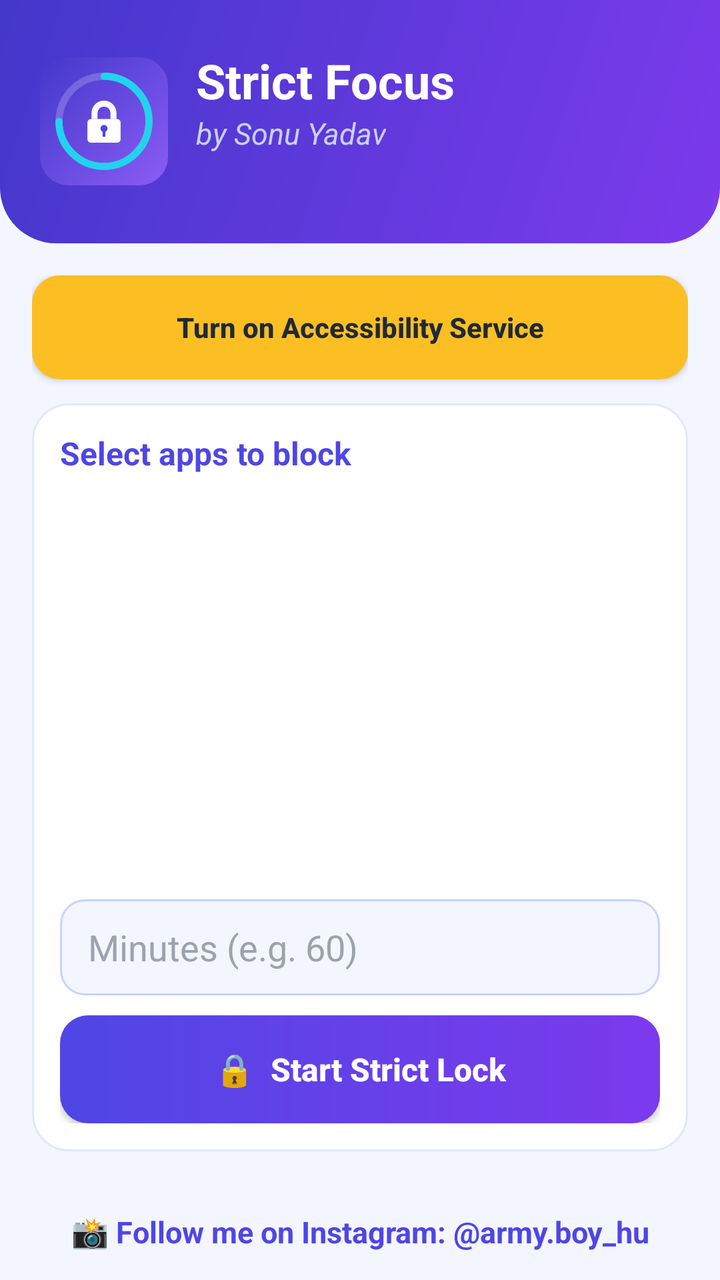
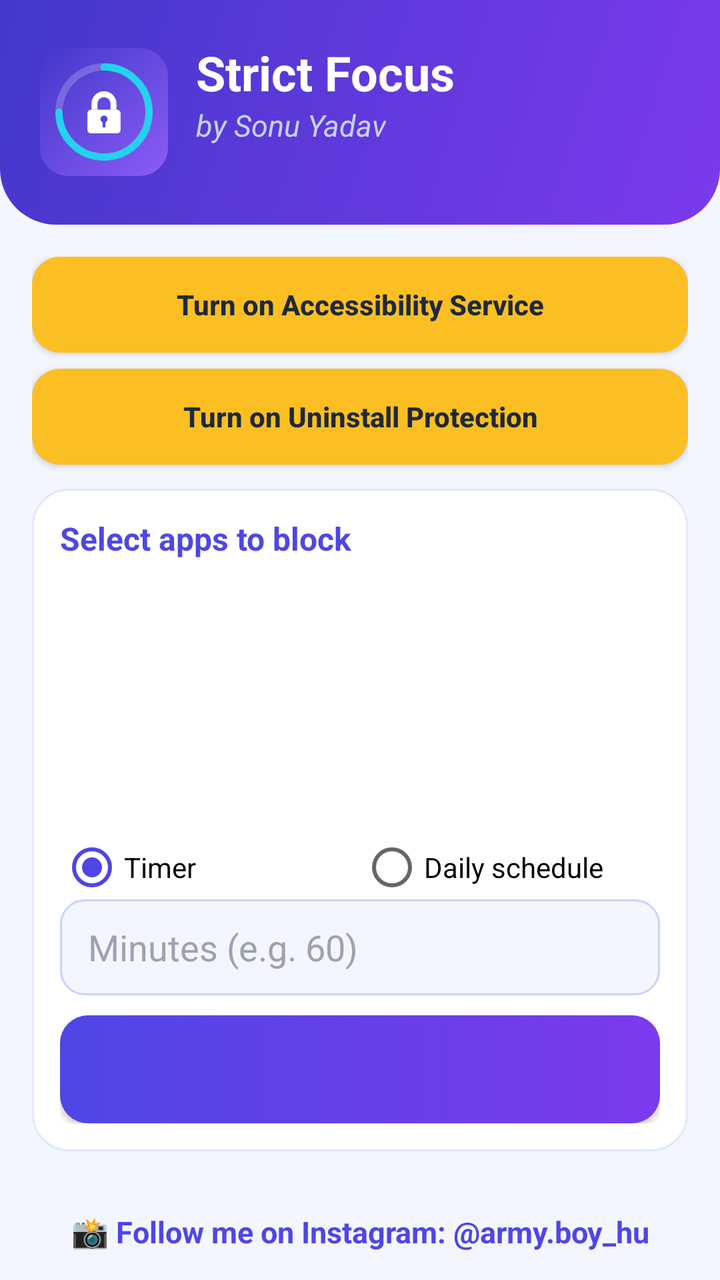

Before-and-after screenshots of an Android layout around one commit, followed by the original layout XML and the change that was made.
<!-- AndroidManifest.xml: application theme Theme.StrictFocus -->
<!-- res/layout/activity_main.xml -->
<?xml version="1.0" encoding="utf-8"?>
<LinearLayout xmlns:android="http://schemas.android.com/apk/res/android"
    android:layout_width="match_parent"
    android:layout_height="match_parent"
    android:background="@color/bg"
    android:orientation="vertical">

    
    <LinearLayout
        android:layout_width="match_parent"
        android:layout_height="wrap_content"
        android:background="@drawable/bg_header"
        android:gravity="center_vertical"
        android:orientation="horizontal"
        android:paddingStart="20dp"
        android:paddingTop="24dp"
        android:paddingEnd="20dp"
        android:paddingBottom="24dp">

        <ImageView
            android:layout_width="64dp"
            android:layout_height="64dp"
            android:contentDescription="Strict Focus logo"
            android:src="@drawable/ic_launcher" />

        <LinearLayout
            android:layout_width="0dp"
            android:layout_height="wrap_content"
            android:layout_marginStart="14dp"
            android:layout_weight="1"
            android:orientation="vertical">

            <TextView
                android:layout_width="wrap_content"
                android:layout_height="wrap_content"
                android:text="Strict Focus"
                android:textColor="#FFFFFF"
                android:textSize="24sp"
                android:textStyle="bold" />

            <TextView
                android:layout_width="wrap_content"
                android:layout_height="wrap_content"
                android:text="by Sonu Yadav"
                android:textColor="#C7D2FE"
                android:textSize="15sp"
                android:textStyle="italic" />

            <TextView
                android:id="@+id/tvStatus"
                android:layout_width="wrap_content"
                android:layout_height="wrap_content"
                android:layout_marginTop="2dp"
                android:textColor="#E0E7FF"
                android:textSize="14sp" />
        </LinearLayout>
    </LinearLayout>

    <LinearLayout
        android:layout_width="match_parent"
        android:layout_height="0dp"
        android:layout_weight="1"
        android:orientation="vertical"
        android:padding="16dp">

        <Button
            android:id="@+id/btnAccessibility"
            android:layout_width="match_parent"
            android:layout_height="52dp"
            android:background="@drawable/bg_button_warn"
            android:text="Turn on Accessibility Service"
            android:textAllCaps="false"
            android:textColor="#1F2937"
            android:textStyle="bold" />

        
        <LinearLayout
            android:id="@+id/panelSetup"
            android:layout_width="match_parent"
            android:layout_height="0dp"
            android:layout_marginTop="12dp"
            android:layout_weight="1"
            android:background="@drawable/bg_card"
            android:orientation="vertical"
            android:padding="14dp">

            <TextView
                android:layout_width="wrap_content"
                android:layout_height="wrap_content"
                android:text="Select apps to block"
                android:textColor="#4F46E5"
                android:textSize="16sp"
                android:textStyle="bold" />

            <ListView
                android:id="@+id/appList"
                android:layout_width="match_parent"
                android:layout_height="0dp"
                android:layout_marginTop="6dp"
                android:layout_weight="1"
                android:divider="#EEF2FF"
                android:dividerHeight="1dp" />

            <EditText
                android:id="@+id/etMinutes"
                android:layout_width="match_parent"
                android:layout_height="48dp"
                android:layout_marginTop="10dp"
                android:background="@drawable/bg_input"
                android:hint="Minutes (e.g. 60)"
                android:inputType="number"
                android:paddingStart="14dp"
                android:paddingEnd="14dp"
                android:textColor="#1F2937"
                android:textColorHint="#9CA3AF" />

            <Button
                android:id="@+id/btnStart"
                android:layout_width="match_parent"
                android:layout_height="54dp"
                android:layout_marginTop="10dp"
                android:background="@drawable/bg_button"
                android:text="🔒  Start Strict Lock"
                android:textAllCaps="false"
                android:textColor="#FFFFFF"
                android:textSize="16sp"
                android:textStyle="bold" />
        </LinearLayout>

        
        <LinearLayout
            android:id="@+id/panelLocked"
            android:layout_width="match_parent"
            android:layout_height="0dp"
            android:layout_marginTop="12dp"
            android:layout_weight="1"
            android:background="@drawable/bg_card"
            android:gravity="center"
            android:orientation="vertical"
            android:padding="20dp"
            android:visibility="gone">

            <TextView
                android:layout_width="wrap_content"
                android:layout_height="wrap_content"
                android:text="🔒 Strict Lock ON"
                android:textColor="#4F46E5"
                android:textSize="22sp"
                android:textStyle="bold" />

            <TextView
                android:id="@+id/tvTimer"
                android:layout_width="wrap_content"
                android:layout_height="wrap_content"
                android:layout_marginTop="16dp"
                android:text="00:00:00"
                android:textColor="#7C3AED"
                android:textSize="52sp"
                android:textStyle="bold" />

            <TextView
                android:id="@+id/tvBlockedList"
                android:layout_width="wrap_content"
                android:layout_height="wrap_content"
                android:layout_marginTop="24dp"
                android:gravity="center"
                android:textColor="#4B5563"
                android:textSize="15sp" />
        </LinearLayout>
    </LinearLayout>

    
    <TextView
        android:id="@+id/tvInstagram"
        android:layout_width="match_parent"
        android:layout_height="wrap_content"
        android:background="?android:attr/selectableItemBackground"
        android:gravity="center"
        android:padding="14dp"
        android:text="📸 Follow me on Instagram: @army.boy_hu"
        android:textColor="#4F46E5"
        android:textSize="15sp"
        android:textStyle="bold" />
</LinearLayout>
<!-- resources referenced by this layout -->
<resources>
  <color name="bg">#F4F6FF</color>
  <!-- drawable bg_button (drawable) -->
  <shape xmlns:android="http://schemas.android.com/apk/res/android" android:shape="rectangle">
      <gradient android:angle="0" android:startColor="#4F46E5" android:endColor="#7C3AED" />
      <corners android:radius="14dp" />
  </shape>
  <!-- drawable bg_button_warn (drawable) -->
  <shape xmlns:android="http://schemas.android.com/apk/res/android" android:shape="rectangle">
      <solid android:color="#FBBF24" />
      <corners android:radius="14dp" />
  </shape>
  <!-- drawable bg_card (drawable) -->
  <shape xmlns:android="http://schemas.android.com/apk/res/android" android:shape="rectangle">
      <solid android:color="#FFFFFF" />
      <corners android:radius="18dp" />
      <stroke android:width="1dp" android:color="#E0E7FF" />
  </shape>
  <!-- drawable bg_header (drawable) -->
  <shape xmlns:android="http://schemas.android.com/apk/res/android" android:shape="rectangle">
      <gradient android:angle="315" android:startColor="#4338CA" android:endColor="#7C3AED" />
      <corners android:bottomLeftRadius="28dp" android:bottomRightRadius="28dp" />
  </shape>
  <!-- drawable bg_input (drawable) -->
  <shape xmlns:android="http://schemas.android.com/apk/res/android" android:shape="rectangle">
      <solid android:color="#F4F6FF" />
      <corners android:radius="12dp" />
      <stroke android:width="1dp" android:color="#C7D2FE" />
  </shape>
  <!-- drawable ic_launcher (drawable) -->
  <vector xmlns:android="http://schemas.android.com/apk/res/android"
      xmlns:aapt="http://schemas.android.com/aapt"
      android:width="108dp"
      android:height="108dp"
      android:viewportWidth="108"
      android:viewportHeight="108">
  
      
      <path android:pathData="M24,0 H84 A24,24 0 0 1 108,24 V84 A24,24 0 0 1 84,108 H24 A24,24 0 0 1 0,84 V24 A24,24 0 0 1 24,0 Z">
          <aapt:attr name="android:fillColor">
              <gradient
                  android:startX="0"
                  android:startY="0"
                  android:endX="108"
                  android:endY="108"
                  android:startColor="#4338CA"
                  android:endColor="#8B5CF6"
                  android:type="linear" />
          </aapt:attr>
      </path>
  
      
      <path
          android:fillColor="#00000000"
          android:strokeColor="#33FFFFFF"
          android:strokeWidth="6"
          android:pathData="M54,16 A38,38 0 1 1 53.99,16" />
  
      
      <path
          android:fillColor="#00000000"
          android:strokeColor="#22D3EE"
          android:strokeWidth="6"
          android:strokeLineCap="round"
          android:pathData="M54,16 A38,38 0 1 1 16,54" />
  
      
      <path
          android:fillColor="#00000000"
          android:strokeColor="#FFFFFF"
          android:strokeWidth="5"
          android:pathData="M46,52 V47 A8,8 0 0 1 62,47 V52" />
  
      
      <path
          android:fillColor="#FFFFFF"
          android:pathData="M43,52 H65 A3,3 0 0 1 68,55 V69 A3,3 0 0 1 65,72 H43 A3,3 0 0 1 40,69 V55 A3,3 0 0 1 43,52 Z" />
  
      
      <path
          android:fillColor="#4F46E5"
          android:pathData="M54,57 A3,3 0 1 1 54,63 A3,3 0 1 1 54,57 Z" />
      <path
          android:fillColor="#4F46E5"
          android:pathData="M52.8,62 H55.2 V67 H52.8 Z" />
  </vector>
  <style name="Theme.StrictFocus" parent="Theme.AppCompat.Light.NoActionBar">
          <item name="colorPrimary">@color/primary</item>
          <item name="colorPrimaryDark">@color/primary_dark</item>
          <item name="colorAccent">@color/primary</item>
          <item name="android:windowBackground">@color/bg</item>
          <item name="android:statusBarColor">@color/primary_dark</item>
          <item name="android:textColorPrimary">@color/text_dark</item>
      </style>
  <color name="primary">#4F46E5</color>
  <color name="primary_dark">#312E81</color>
  <color name="text_dark">#1F2937</color>
</resources>

<!-- the commit's change to res/layout/activity_main.xml (unified diff, before → after) -->
@@ -13,9 +13,9 @@
         android:gravity="center_vertical"
         android:orientation="horizontal"
         android:paddingStart="20dp"
-        android:paddingTop="24dp"
+        android:paddingTop="20dp"
         android:paddingEnd="20dp"
-        android:paddingBottom="24dp">
+        android:paddingBottom="20dp">
 
         <ImageView
             android:layout_width="64dp"
@@ -52,7 +52,7 @@
                 android:layout_height="wrap_content"
                 android:layout_marginTop="2dp"
                 android:textColor="#E0E7FF"
-                android:textSize="14sp" />
+                android:textSize="13sp" />
         </LinearLayout>
     </LinearLayout>
 
@@ -66,9 +66,20 @@
         <Button
             android:id="@+id/btnAccessibility"
             android:layout_width="match_parent"
-            android:layout_height="52dp"
+            android:layout_height="48dp"
             android:background="@drawable/bg_button_warn"
             android:text="Turn on Accessibility Service"
+            android:textAllCaps="false"
+            android:textColor="#1F2937"
+            android:textStyle="bold" />
+
+        <Button
+            android:id="@+id/btnAdmin"
+            android:layout_width="match_parent"
+            android:layout_height="48dp"
+            android:layout_marginTop="8dp"
+            android:background="@drawable/bg_button_warn"
+            android:text="Turn on Uninstall Protection"
             android:textAllCaps="false"
             android:textColor="#1F2937"
             android:textStyle="bold" />
@@ -101,18 +112,124 @@
                 android:divider="#EEF2FF"
                 android:dividerHeight="1dp" />
 
-            <EditText
-                android:id="@+id/etMinutes"
-                android:layout_width="match_parent"
-                android:layout_height="48dp"
-                android:layout_marginTop="10dp"
-                android:background="@drawable/bg_input"
-                android:hint="Minutes (e.g. 60)"
-                android:inputType="number"
-                android:paddingStart="14dp"
-                android:paddingEnd="14dp"
-                android:textColor="#1F2937"
-                android:textColorHint="#9CA3AF" />
+            
+            <LinearLayout
+                android:id="@+id/panelScheduleInfo"
+                android:layout_width="match_parent"
+                android:layout_height="wrap_content"
+                android:layout_marginTop="8dp"
+                android:gravity="center_vertical"
+                android:orientation="horizontal"
+                android:visibility="gone">
+
+                <TextView
+                    android:id="@+id/tvScheduleInfo"
+                    android:layout_width="0dp"
+                    android:layout_height="wrap_content"
+                    android:layout_weight="1"
+                    android:textColor="#4B5563"
+                    android:textSize="13sp" />
+
+                <Button
+                    android:id="@+id/btnRemoveSchedule"
+                    android:layout_width="wrap_content"
+                    android:layout_height="36dp"
+                    android:background="@drawable/bg_button_warn"
+                    android:minWidth="0dp"
+                    android:paddingStart="14dp"
+                    android:paddingEnd="14dp"
+                    android:text="Remove"
+                    android:textAllCaps="false"
+                    android:textColor="#1F2937" />
+            </LinearLayout>
+
+            <RadioGroup
+                android:id="@+id/rgMode"
+                android:layout_width="match_parent"
+                android:layout_height="wrap_content"
+                android:layout_marginTop="6dp"
+                android:orientation="horizontal">
+
+                <RadioButton
+                    android:id="@+id/rbTimer"
+                    android:layout_width="0dp"
+                    android:layout_height="wrap_content"
+                    android:layout_weight="1"
+                    android:checked="true"
+                    android:text="Timer" />
+
+                <RadioButton
+                    android:id="@+id/rbSchedule"
+                    android:layout_width="0dp"
+                    android:layout_height="wrap_content"
+                    android:layout_weight="1"
+                    android:text="Daily schedule" />
+            </RadioGroup>
+
+            
+            <LinearLayout
+                android:id="@+id/secTimer"
+                android:layout_width="match_parent"
+                android:layout_height="wrap_content"
+                android:orientation="vertical">
+
+                <EditText
+                    android:id="@+id/etMinutes"
+                    android:layout_width="match_parent"
+                    android:layout_height="48dp"
+                    android:background="@drawable/bg_input"
+                    android:hint="Minutes (e.g. 60)"
+                    android:inputType="number"
+                    android:paddingStart="14dp"
+                    android:paddingEnd="14dp"
+                    android:textColor="#1F2937"
+                    android:textColorHint="#9CA3AF" />
+            </LinearLayout>
+
+            
+            <LinearLayout
+                android:id="@+id/secSchedule"
+                android:layout_width="match_parent"
+                android:layout_height="wrap_content"
+                android:orientation="vertical"
+                android:visibility="gone">
+
+                <LinearLayout
+                    android:layout_width="match_parent"
+                    android:layout_height="wrap_content"
+                    android:orientation="horizontal">
+
+                    <Button
+                        android:id="@+id/btnFrom"
+                        android:layout_width="0dp"
+                        android:layout_height="48dp"
+                        android:layout_marginEnd="6dp"
+                        android:layout_weight="1"
+                        android:background="@drawable/bg_input"
+                        android:textAllCaps="false"
+                        android:textColor="#4F46E5"
+                        android:textStyle="bold" />
+
+                    <Button
+                        android:id="@+id/btnTo"
+                        android:layout_width="0dp"
+                        android:layout_height="48dp"
+                        android:layout_marginStart="6dp"
+                        android:layout_weight="1"
+                        android:background="@drawable/bg_input"
+                        android:textAllCaps="false"
+                        android:textColor="#4F46E5"
+                        android:textStyle="bold" />
+                </LinearLayout>
+
+                <TextView
+                    android:layout_width="wrap_content"
+                    android:layout_height="wrap_content"
+                    android:layout_marginTop="4dp"
+                    android:text="Repeats every day. Overnight works too (e.g. 22:00 to 06:00)."
+                    android:textColor="#6B7280"
+                    android:textSize="12sp" />
+            </LinearLayout>
 
             <Button
                 android:id="@+id/btnStart"
@@ -120,7 +237,6 @@
                 android:layout_height="54dp"
                 android:layout_marginTop="10dp"
                 android:background="@drawable/bg_button"
-                android:text="🔒  Start Strict Lock"
                 android:textAllCaps="false"
                 android:textColor="#FFFFFF"
                 android:textSize="16sp"
@@ -141,6 +257,7 @@
             android:visibility="gone">
 
             <TextView
+                android:id="@+id/tvLockTitle"
                 android:layout_width="wrap_content"
                 android:layout_height="wrap_content"
                 android:text="🔒 Strict Lock ON"
